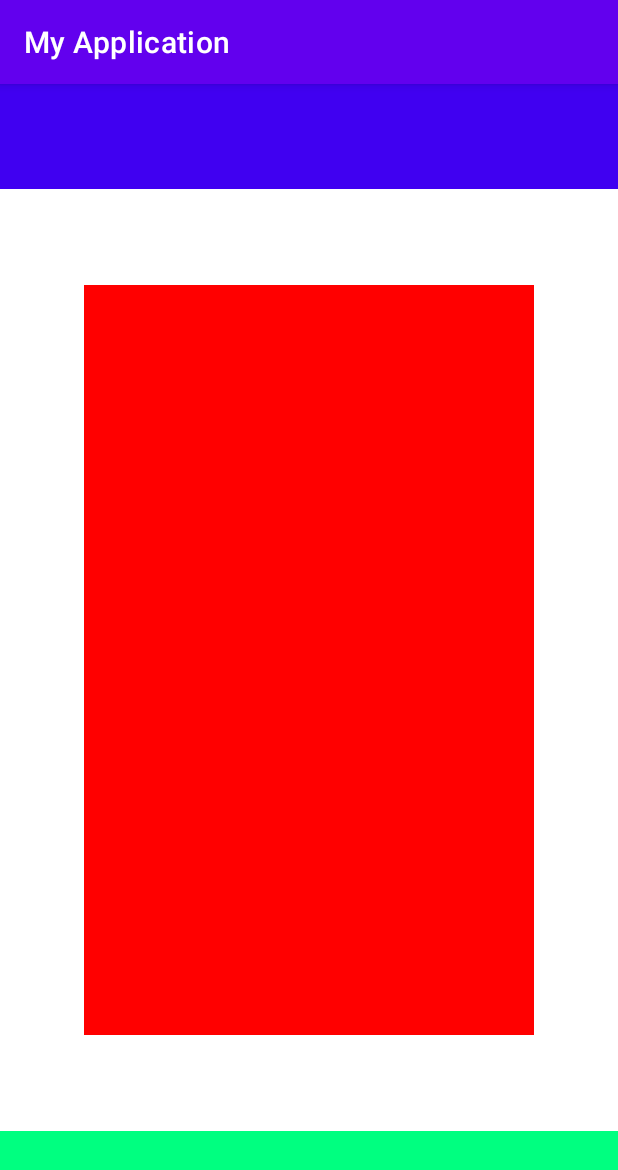
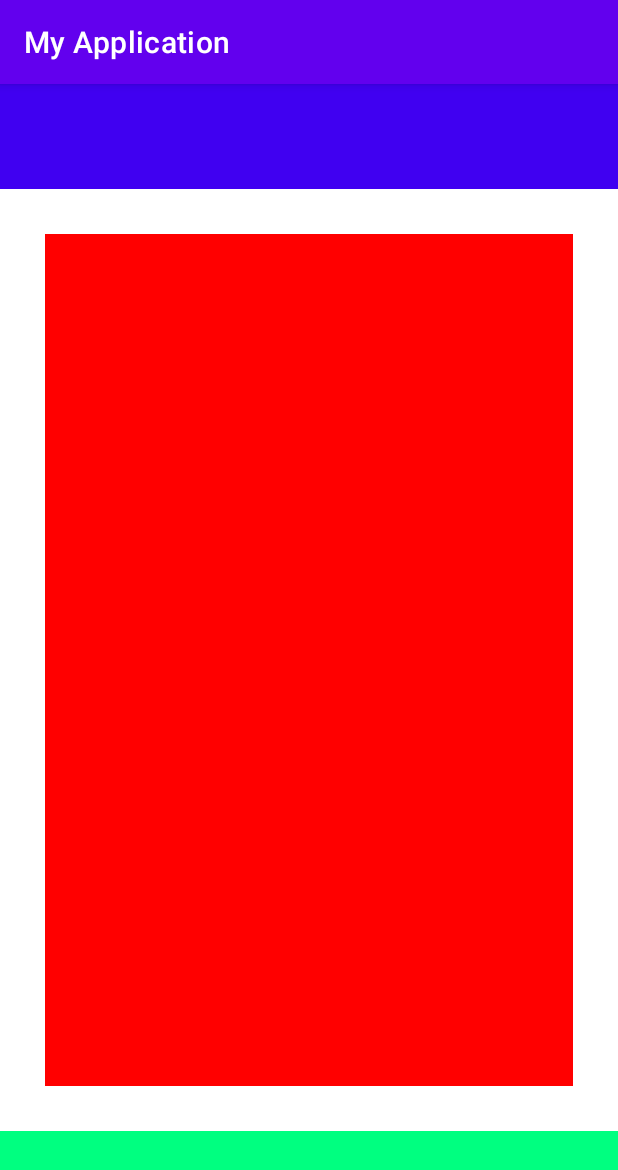
Before and after one commit to EvgenyGoryunov/Android-19-9, an Android app: the screen it shows after launch (MainActivity), on a phone screen of 412 x 824 dp. Shown: the top 1170 px of the screen. Run offline under Robolectric (Android 15) with nearby library versions, the phone set to English and light mode, and no system bars.

Commit message:
Для центрального контейнера сделана резиновая привязка путем внешних отступов от границ родительского контейнера. При изменении размера экрана центраольный контейнер также изменится в размерах, но не изменится в отступах

```diff
--- a/app/src/main/res/layout/activity_main.xml
+++ b/app/src/main/res/layout/activity_main.xml
@@ -1,5 +1,4 @@
-<?xml version="1.0" encoding="utf-8"?>
-<!--<androidx.constraintlayout.widget.ConstraintLayout-->
+<?xml version="1.0" encoding="utf-8"?><!--<androidx.constraintlayout.widget.ConstraintLayout-->
 <!--    xmlns:android="http://schemas.android.com/apk/res/android"-->
 <!--    xmlns:tools="http://schemas.android.com/tools"-->
 <!--    xmlns:app="http://schemas.android.com/apk/res-auto"-->
@@ -19,16 +18,17 @@
     android:layout_height="match_parent"
     tools:context=".MainActivity">
 
-
     <!--центральное меню для кнопок красный-->
   <LinearLayout
       android:id="@+id/central_menu"
-      android:layout_width="300dp"
-      android:layout_height="500dp"
-      android:layout_gravity="center"
-      android:orientation="vertical"
-      android:background="#FF0000">
-  </LinearLayout>
+      android:layout_width="match_parent"
+      android:layout_height="match_parent"
+      android:layout_marginStart="30dp"
+      android:layout_marginTop="100dp"
+      android:layout_marginEnd="30dp"
+      android:layout_marginBottom="100dp"
+      android:background="#FF0000"
+      android:orientation="vertical" />
 
 
     <!--верхнее меню для кнопок синий-->
@@ -37,7 +37,7 @@
         android:layout_width="match_parent"
         android:layout_height="70dp"
         android:layout_gravity="center|top"
-      android:background="#4000F1"/>
+        android:background="#4000F1" />
 
     <!--нижнее меню для кнопок зеленый -->
     <FrameLayout
@@ -47,12 +47,31 @@
         android:layout_gravity="center|bottom"
         android:background="#00FF80" />
 
+
+</FrameLayout>
+
+
     <!--  android:layout_gravity="end|bottom"
           android:layout_marginBottom="40dp"
     -->
 
 
+    <!--  android:layout_gravity="center"-->
+    <!--  android:layout_margin=="5dp"-->
+    <!--
+          android:layout_width="match_parent"
+          android:layout_height="match_parent"
 
-<!--  android:layout_gravity="center"-->
 
-</FrameLayout>
+          android:layout_marginTop="5dp"
+          android:layout_marginStart="5dp"
+          android:layout_marginEnd="5dp"
+          android:layout_marginBottom="5dp"
+
+          android:layout_width="300dp"
+          android:layout_height="500dp"
+
+    -->
+    <!--    android:layout_width="300dp"-->
+    <!--    android:layout_height="500dp"-->
+    <!--    android:layout_gravity="center"-->
```
Lines whose indentation alone changed are shown as unchanged.
